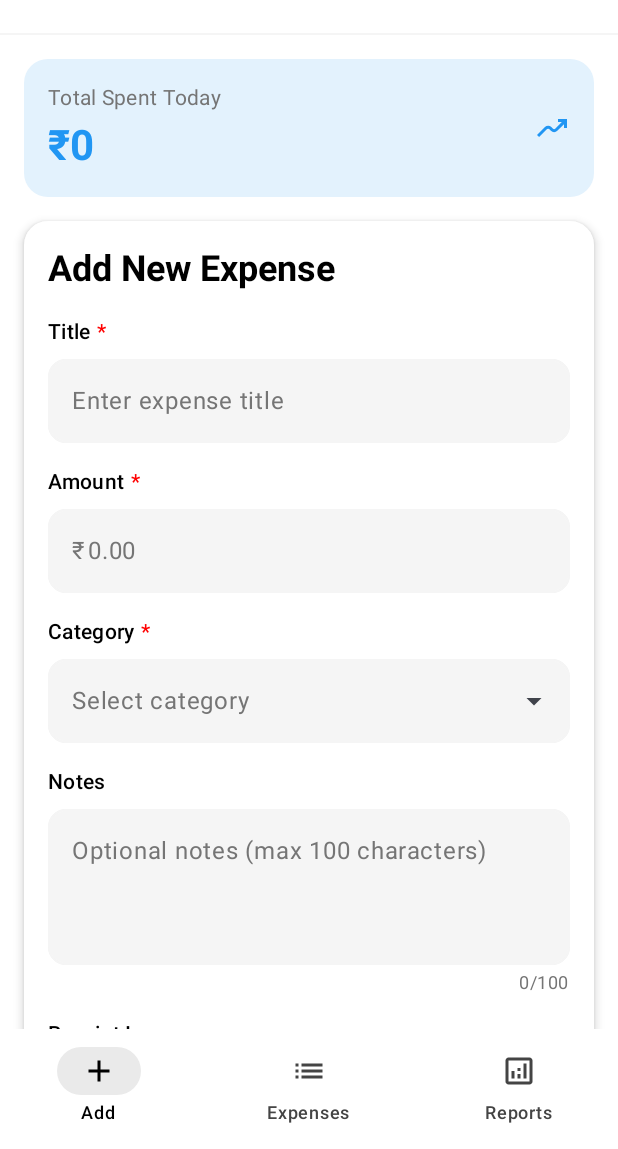
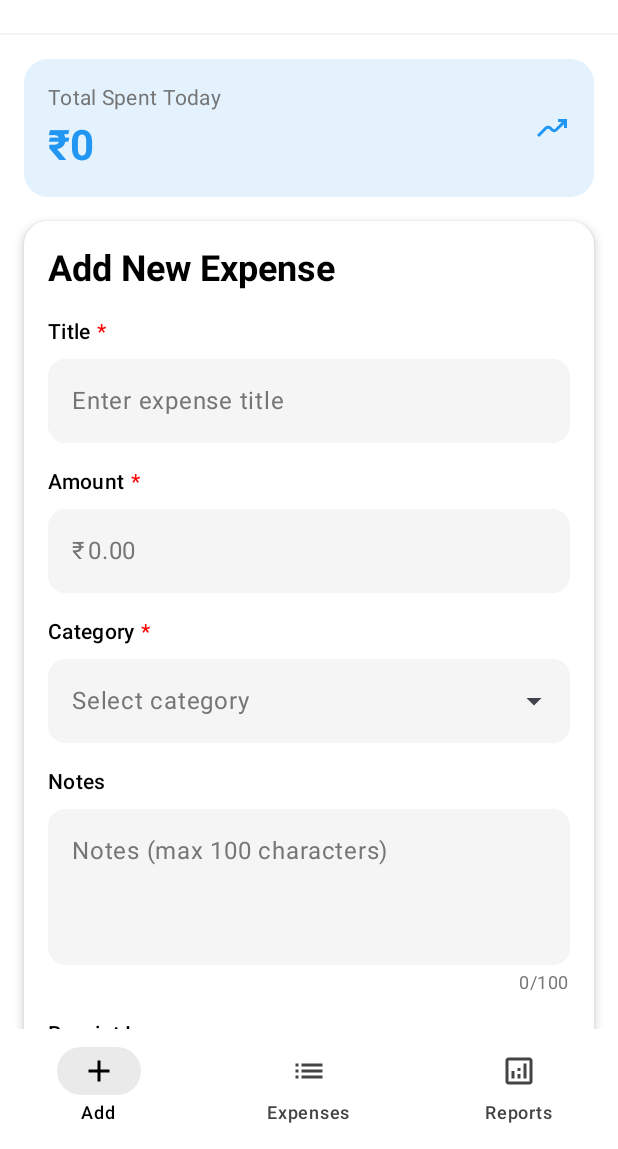
Before and after one commit to animeshmandal4400/Smart_Daily_Expense_Tracker, an Android app built with Jetpack Compose: the screen it shows after launch (MainActivity), on a phone screen of 412 x 824 dp, the part 87-1236 px from its top. Run offline under Robolectric (Android 15) with nearby library versions, the phone set to English and light mode, and no system bars; our stand-ins replace Dagger/Hilt's generated code, Room's generated code.

```diff
--- a/app/src/main/java/com/smart/expensetracker/ui/entry/ExpenseEntryScreen.kt
+++ b/app/src/main/java/com/smart/expensetracker/ui/entry/ExpenseEntryScreen.kt
@@ -179,7 +179,7 @@ fun ExpenseEntryScreen(
                         value = uiState.notes,
                         onValueChange = viewModel::updateNotes,
                         label = "Notes",
-                        placeholder = "Optional notes (max 100 characters)"
+                        placeholder = "Notes (max 100 characters)"
                     )
 
                     Spacer(modifier = Modifier.height(16.dp))
```
